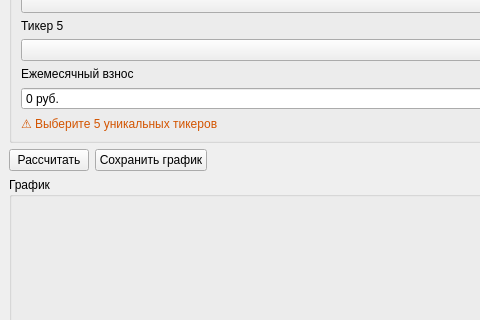
Above: main_window.ui from vulkan790/investment-portfolio before the change; both pictures show x 0 to 480 and y 211 to 531 of the 800 by 700 pixel window. Below: the same form after it.
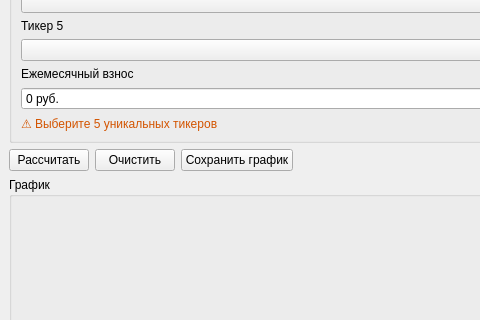
That is the form after the change.

What changed in the file:
```diff
--- a/main_window.ui
+++ b/main_window.ui
@@ -156,6 +156,13 @@
         </property>
        </widget>
       </item>
+      <item>
+       <widget class="QPushButton" name="btnClear">
+        <property name="text">
+         <string>Очистить</string>
+        </property>
+       </widget>
+      </item>
       <item>
        <widget class="QPushButton" name="btnSave">
         <property name="text">
```
